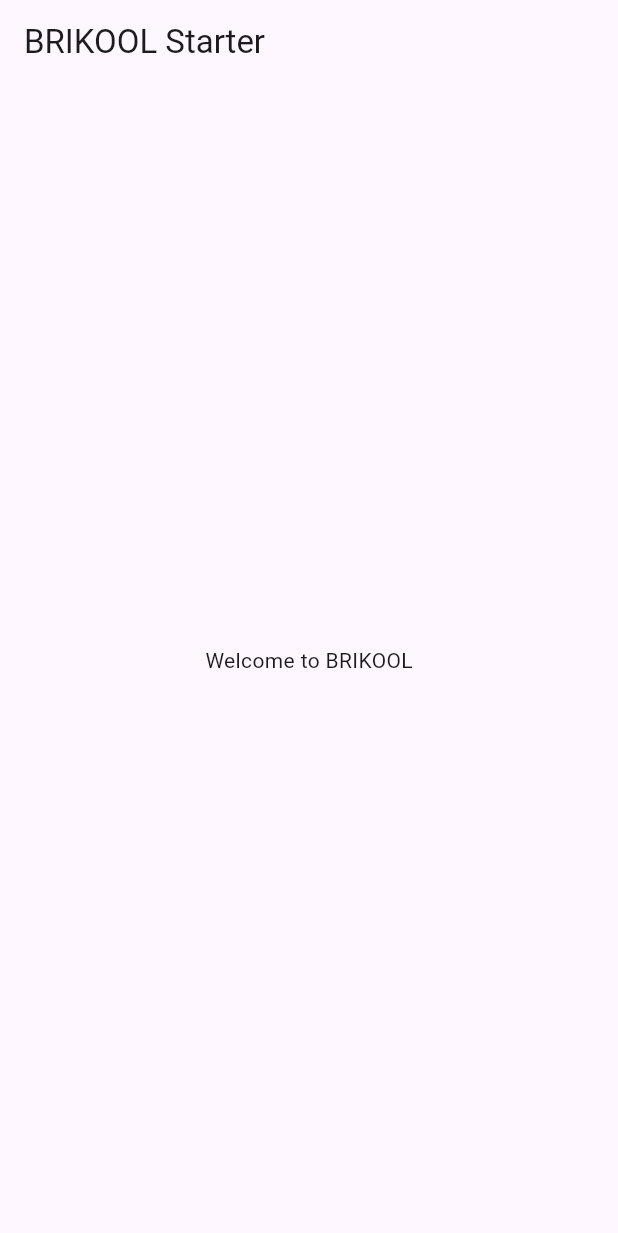
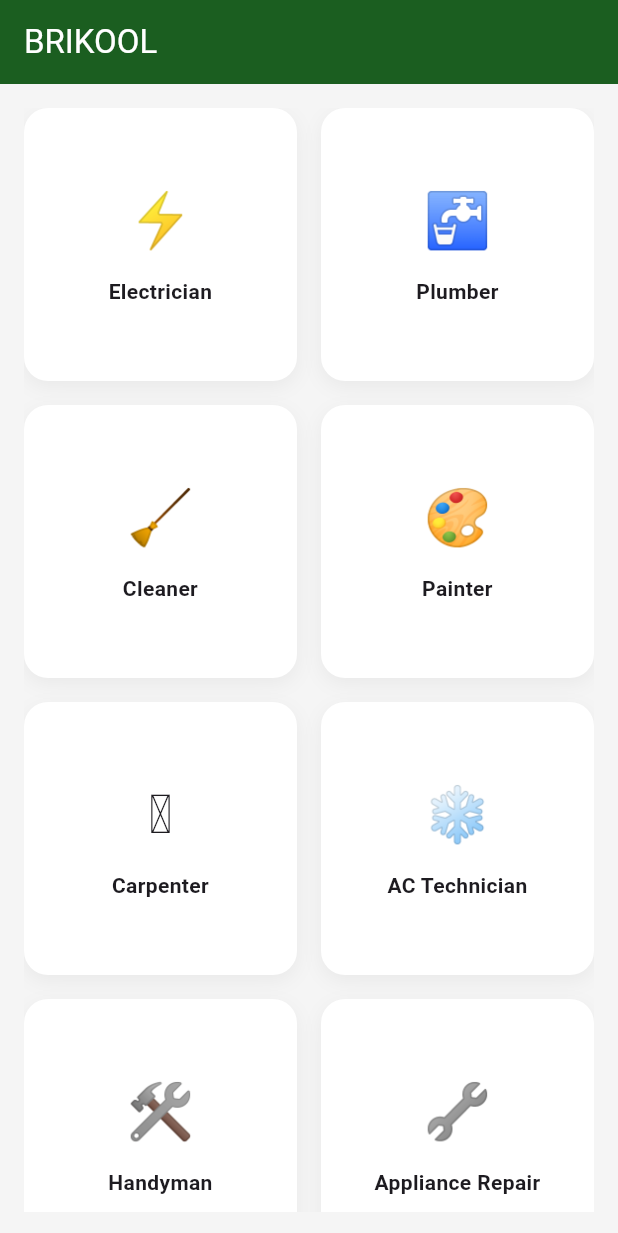
Before and after one commit to iyadouieb/brikool-mobile, a Flutter app: the screen it shows after launch, on a phone screen of 412 x 824 dp. Shown: the top 1233 px of the screen. Run offline on Flutter 3.47's test engine with Material 3 defaults, Android fonts, the phone set to English and light mode, and no system bars; our stand-ins replace firebase_core; accounts and stored records are empty.

Commit message:
BRIKOOL home screen and app structure

```diff
--- /dev/null
+++ b/brikool_mobile/lib/app.dart
@@ -0,0 +1,17 @@
+import 'package:flutter/material.dart';
+import 'core/theme/app_theme.dart';
+import 'features/home/home_screen.dart';
+
+class BrikoolApp extends StatelessWidget {
+  const BrikoolApp({super.key});
+
+  @override
+  Widget build(BuildContext context) {
+    return MaterialApp(
+      title: 'BRIKOOL',
+      debugShowCheckedModeBanner: true,
+      theme: AppTheme.lightTheme,
+      home: const HomeScreen(),
+    );
+  }
+}
--- /dev/null
+++ b/brikool_mobile/lib/core/constants/services.dart
@@ -0,0 +1,17 @@
+class Service {
+  final String name;
+  final String icon;
+
+  Service(this.name, this.icon);
+}
+
+final services = [
+  Service('Electrician', '⚡'),
+  Service('Plumber', '🚰'),
+  Service('Cleaner', '🧹'),
+  Service('Painter', '🎨'),
+  Service('Carpenter', '🪚'),
+  Service('AC Technician', '❄️'),
+  Service('Handyman', '🛠'),
+  Service('Appliance Repair', '🔧'),
+];
--- /dev/null
+++ b/brikool_mobile/lib/core/theme/app_theme.dart
@@ -0,0 +1,25 @@
+import 'package:flutter/material.dart';
+
+class AppTheme {
+  static ThemeData get lightTheme {
+    return ThemeData(
+      primaryColor: const Color(0xFF1B5E20),
+      scaffoldBackgroundColor: Colors.grey[100],
+      appBarTheme: const AppBarTheme(
+        backgroundColor: Color(0xFF1B5E20),
+        foregroundColor: Colors.white,
+        elevation: 0,
+      ),
+      elevatedButtonTheme: ElevatedButtonThemeData(
+        style: ElevatedButton.styleFrom(
+          backgroundColor: const Color(0xFFFF9800),
+          foregroundColor: Colors.white,
+          shape: RoundedRectangleBorder(
+            borderRadius: BorderRadius.circular(12),
+          ),
+          padding: const EdgeInsets.symmetric(vertical: 16),
+        ),
+      ),
+    );
+  }
+}
--- /dev/null
+++ b/brikool_mobile/lib/features/home/home_screen.dart
@@ -0,0 +1,30 @@
+import 'package:flutter/material.dart';
+import '../../core/constants/services.dart';
+import '../../widgets/service_card.dart';
+
+class HomeScreen extends StatelessWidget {
+  const HomeScreen({super.key});
+
+  @override
+  Widget build(BuildContext context) {
+    return Scaffold(
+      appBar: AppBar(
+        title: const Text('BRIKOOL'),
+      ),
+      body: Padding(
+        padding: const EdgeInsets.all(16),
+        child: GridView.builder(
+          itemCount: services.length,
+          gridDelegate: const SliverGridDelegateWithFixedCrossAxisCount(
+            crossAxisCount: 2,
+            mainAxisSpacing: 16,
+            crossAxisSpacing: 16,
+          ),
+          itemBuilder: (context, index) {
+            return ServiceCard(service: services[index]);
+          },
+        ),
+      ),
+    );
+  }
+}
--- a/brikool_mobile/lib/main.dart
+++ b/brikool_mobile/lib/main.dart
@@ -1,25 +1,6 @@
 import 'package:flutter/material.dart';
-import 'package:firebase_core/firebase_core.dart';
-import 'firebase_options.dart'; // generated by FlutterFire CLI
+import 'app.dart';
 
-void main() async {
-  WidgetsFlutterBinding.ensureInitialized();
-  await Firebase.initializeApp(
-    options: DefaultFirebaseOptions.currentPlatform,
-  );
-  runApp(const MyApp());
+void main() {
+  runApp(const BrikoolApp());
 }
-
-class MyApp extends StatelessWidget {
-  const MyApp({super.key});
-  @override
-  Widget build(BuildContext context) {
-    return MaterialApp(
-      title: 'BRIKOOL',
-      home: Scaffold(
-        appBar: AppBar(title: const Text('BRIKOOL Starter')),
-        body: Center(child: Text('Welcome to BRIKOOL')),
-      ),
-    );
-  }
-}
--- /dev/null
+++ b/brikool_mobile/lib/widgets/service_card.dart
@@ -0,0 +1,43 @@
+import 'package:flutter/material.dart';
+import '../core/constants/services.dart';
+
+class ServiceCard extends StatelessWidget {
+  final Service service;
+
+  const ServiceCard({super.key, required this.service});
+
+  @override
+  Widget build(BuildContext context) {
+    return InkWell(
+      borderRadius: BorderRadius.circular(16),
+      onTap: () {
+        // later: navigate to request screen
+      },
+      child: Container(
+        decoration: BoxDecoration(
+          color: Colors.white,
+          borderRadius: BorderRadius.circular(16),
+          boxShadow: [
+            BoxShadow(
+              color: Colors.black.withOpacity(0.05),
+              blurRadius: 10,
+              offset: const Offset(0, 4),
+            ),
+          ],
+        ),
+        child: Column(
+          mainAxisAlignment: MainAxisAlignment.center,
+          children: [
+            Text(service.icon, style: const TextStyle(fontSize: 36)),
+            const SizedBox(height: 12),
+            Text(
+              service.name,
+              textAlign: TextAlign.center,
+              style: const TextStyle(fontWeight: FontWeight.w600),
+            ),
+          ],
+        ),
+      ),
+    );
+  }
+}
```
